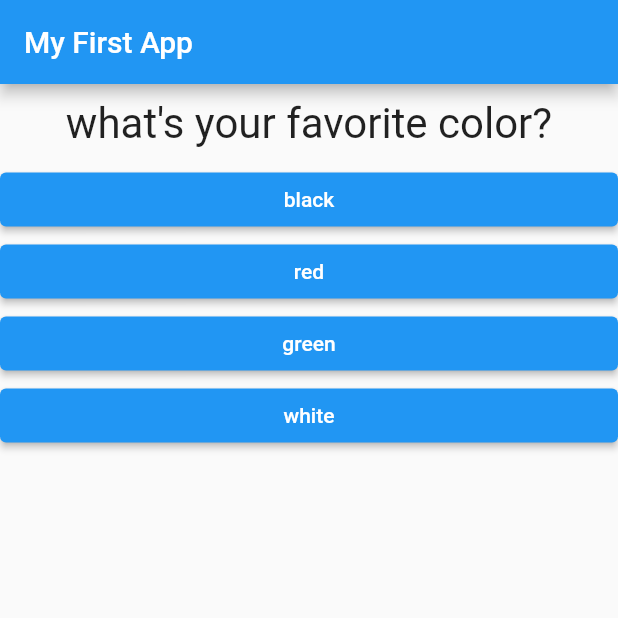
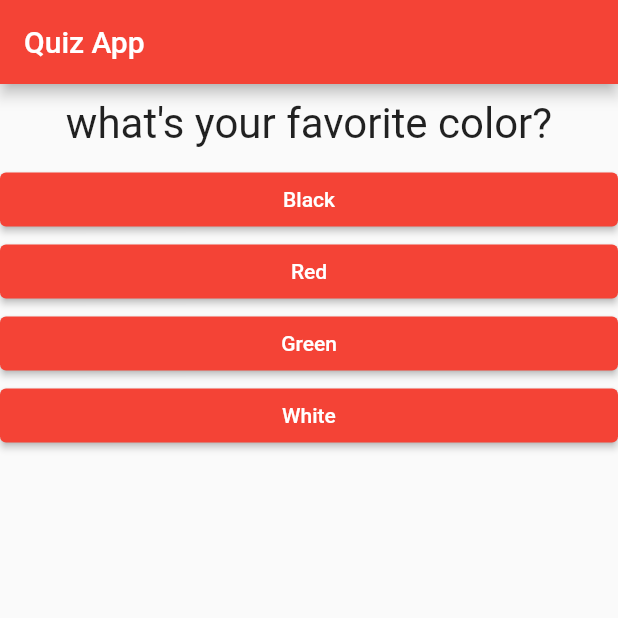
Before and after one commit to Isabellar0501/Quiz-App-Flutter, a Flutter app: the screen it shows after launch, on a phone screen of 412 x 824 dp, the top half of it. Run offline on Flutter 3.47's test engine with Material 2 defaults, Android fonts, the phone set to English and light mode, and no system bars.

Commit message:
Finished Project

```diff
--- a/Project One/complete_guide/lib/answer.dart
+++ b/Project One/complete_guide/lib/answer.dart
@@ -12,7 +12,7 @@ class Answer extends StatelessWidget {
       width: double.infinity,
       child: ElevatedButton(
         style: ButtonStyle(
-          backgroundColor: MaterialStateProperty.all(Colors.blue),
+          backgroundColor: MaterialStateProperty.all(Colors.red),
         ),
         child: Text(
           answerText,
--- a/Project One/complete_guide/lib/main.dart
+++ b/Project One/complete_guide/lib/main.dart
@@ -1,6 +1,6 @@
 import 'package:flutter/material.dart';
-import './question.dart';
-import 'answer.dart';
+import './quiz.dart';
+import './result.dart';
 
 void main() => runApp(MyApp());
 
@@ -13,29 +13,54 @@ class MyApp extends StatefulWidget {
 }
 
 class _MyAppState extends State<MyApp> {
-  final questions = const [
+  final _questions = const [
     {
       'questionText': 'what\'s your favorite color?',
-      'answers': ['black', 'red', 'green', 'white'],
+      'answers': [
+        {'text': 'Black', 'score': 10},
+        {'text': 'Red', 'score': 5},
+        {'text': 'Green', 'score': 3},
+        {'text': 'White', 'score': 1},
+      ],
     },
     {
       'questionText': 'what\'s your favorite animal?',
-      'answers': ['rabbit', 'snake', 'elephant', 'lion'],
+      'answers': [
+        {'text': 'Rabbit', 'score': 10},
+        {'text': 'Snake', 'score': 5},
+        {'text': 'Elephant', 'score': 3},
+        {'text': 'Lion', 'score': 1},
+      ],
     },
     {
       'questionText': 'who\'s your favorite instructor?',
-      'answers': ['Max', 'Max', 'Max', 'Max'],
+      'answers': [
+        {'text': 'Max', 'score': 1},
+        {'text': 'Max', 'score': 1},
+        {'text': 'Max', 'score': 1},
+        {'text': 'Max', 'score': 1},
+      ],
     },
   ];
 
   var _questionIndex = 0;
+  var _totalScore = 0;
 
-  void _answerQuestions() {
+  void _resetQuiz() {
+    setState(() {
+      _questionIndex = 0;
+      _totalScore = 0;
+    });
+  }
+
+  void _answerQuestions(int score) {
+    _totalScore += score;
+
     setState(() {
       _questionIndex = _questionIndex + 1;
     });
     print(_questionIndex);
-    if (_questionIndex < questions.length) {
+    if (_questionIndex < _questions.length) {
       print('we have more questions');
     } else {
       print('No more questions!');
@@ -47,23 +72,16 @@ class _MyAppState extends State<MyApp> {
     return MaterialApp(
       home: Scaffold(
         appBar: AppBar(
-          title: Text("My First App"),
+          backgroundColor: Colors.red,
+          title: Text("Quiz App"),
         ),
-        body: _questionIndex < questions.length
-            ? Column(
-                children: [
-                  Question(
-                    questions[_questionIndex]['questionText'],
-                  ),
-                  ...(questions[_questionIndex]['answers'] as List<String>)
-                      .map((answer) {
-                    return Answer(_answerQuestions, answer);
-                  }).toList()
-                ],
+        body: _questionIndex < _questions.length
+            ? Quiz(
+                answerQuestions: _answerQuestions,
+                questionIndex: _questionIndex,
+                questions: _questions,
               )
-            : Center(
-                child: Text('You did it'),
-              ),
+            : Result(_totalScore, _resetQuiz),
       ),
     );
   }
--- /dev/null
+++ b/Project One/complete_guide/lib/quiz.dart
@@ -0,0 +1,29 @@
+import 'package:flutter/material.dart';
+import './question.dart';
+import './answer.dart';
+
+class Quiz extends StatelessWidget {
+  final List<Map<String, Object>> questions;
+  final int questionIndex;
+  final Function answerQuestions;
+
+  Quiz(
+      {@required this.questions,
+      @required this.answerQuestions,
+      @required this.questionIndex});
+
+  @override
+  Widget build(BuildContext context) {
+    return Column(
+      children: [
+        Question(
+          questions[questionIndex]['questionText'],
+        ),
+        ...(questions[questionIndex]['answers'] as List<Map<String, Object>>)
+            .map((answer) {
+          return Answer(() => answerQuestions(answer['score']), answer['text']);
+        }).toList()
+      ],
+    );
+  }
+}
```
Also changed, not shown: Project One/complete_guide/lib/result.dart (added, +43 -0 lines).
